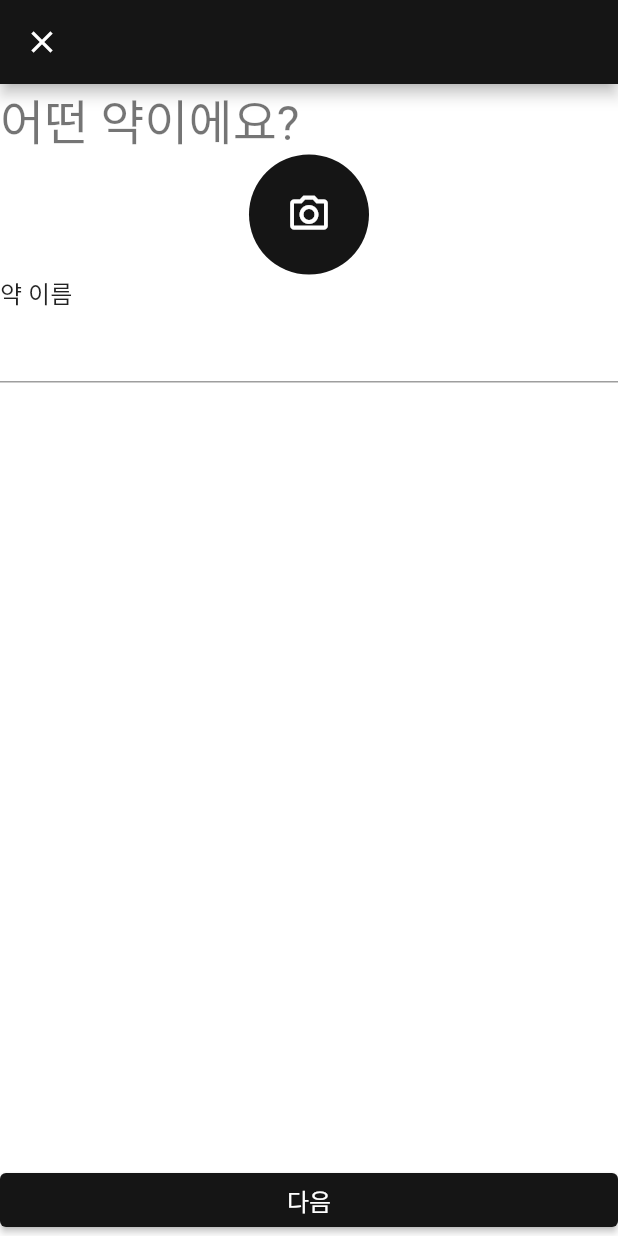
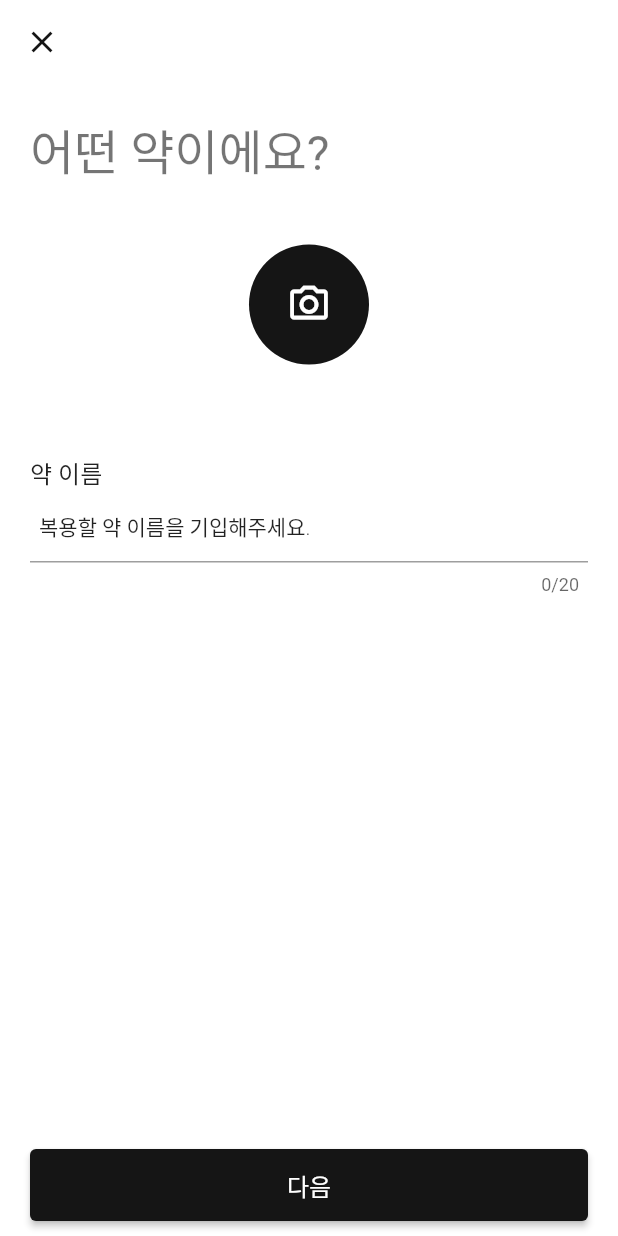
Before and after one commit to CodeMath/Flutter_Apps_Modo_Example_study, a Flutter app: the AddMedicinepage screen opened directly, on a phone screen of 412 x 824 dp. Run offline on Flutter 3.47's test engine with Material 2 defaults, Android fonts, the phone set to English and light mode, and no system bars; Roboto replaces fonts that are missing (BMYEONSUNG).

Commit message:
약 페이지 디자인 | theme 업데이트 | 공통 여백값 constatns 생성

```diff
--- /dev/null
+++ b/lib/components/modo_constants.dart
@@ -0,0 +1,28 @@
+import 'package:flutter/material.dart';
+
+/// 20.0
+const double regularSpace = 20.0;
+
+/// 40.0
+const double largeSpace = 40.0;
+
+/// 10.0
+const double smallSpace = 10.0;
+
+/// 48.0
+const double submitButtonHeight = 48.0;
+
+/// `all`
+/// 20.0
+const EdgeInsetsGeometry pagePadding = EdgeInsets.all(20.0);
+
+/// `symmetirc`
+/// horizontal: 6
+const EdgeInsetsGeometry textFieldContentPadding =
+    EdgeInsets.symmetric(horizontal: 6);
+
+/// `symmetirc`
+/// horizontal: 20
+/// vertical: 10
+const EdgeInsetsGeometry submitButtonBoxPadding =
+    EdgeInsets.symmetric(horizontal: 20, vertical: 10);
--- a/lib/components/modo_themes.dart
+++ b/lib/components/modo_themes.dart
@@ -8,6 +8,7 @@ class ModoTheme {
       scaffoldBackgroundColor: Colors.white,
       splashColor: Colors.white,
       textTheme: _textTheme,
+      appBarTheme: _appBarTheme,
       brightness: Brightness.light);
 
   static ThemeData get darkTheme => ThemeData(
@@ -17,6 +18,12 @@ class ModoTheme {
       textTheme: _textTheme,
       brightness: Brightness.dark);
 
+  static const AppBarTheme _appBarTheme = AppBarTheme(
+      backgroundColor: Colors.white,
+      iconTheme: IconThemeData(color: ModoColors.primaryColor),
+      // 상단 바 경계선 삭제
+      elevation: 0);
+
   static const TextTheme _textTheme = TextTheme(
       headline4: TextStyle(fontSize: 32, fontWeight: FontWeight.w400),
       subtitle1: TextStyle(fontSize: 16, fontWeight: FontWeight.w500),
--- a/lib/pages/add/add_medicine_page.dart
+++ b/lib/pages/add/add_medicine_page.dart
@@ -1,8 +1,22 @@
 import 'package:flutter/cupertino.dart';
 import 'package:flutter/material.dart';
+import 'package:modo/components/modo_constants.dart';
 
-class AddMedicinepage extends StatelessWidget {
+class AddMedicinepage extends StatefulWidget {
   const AddMedicinepage({super.key});
+
+  @override
+  State<AddMedicinepage> createState() => _AddMedicinepageState();
+}
+
+class _AddMedicinepageState extends State<AddMedicinepage> {
+  final TextEditingController _nameController = TextEditingController();
+
+  @override
+  void dispose() {
+    _nameController.dispose();
+    super.dispose();
+  }
 
   @override
   Widget build(BuildContext context) {
@@ -14,6 +28,8 @@ class AddMedicinepage extends StatelessWidget {
         onTap: () {
           FocusScope.of(context).unfocus();
         },
+        child: Padding(
+          padding: pagePadding,
           child: Column(
             crossAxisAlignment: CrossAxisAlignment.start,
             children: [
@@ -21,6 +37,7 @@ class AddMedicinepage extends StatelessWidget {
                 "어떤 약이에요?",
                 style: Theme.of(context).textTheme.headline4,
               ),
+              const SizedBox(height: largeSpace),
               Center(
                 child: CircleAvatar(
                   radius: 40,
@@ -31,15 +48,32 @@ class AddMedicinepage extends StatelessWidget {
                   ),
                 ),
               ),
+              const SizedBox(height: largeSpace + regularSpace),
               Text(
                 "약 이름",
                 style: Theme.of(context).textTheme.subtitle1,
               ),
-            TextFormField(),
+              TextFormField(
+                controller: _nameController,
+                maxLength: 20,
+                keyboardType: TextInputType.text,
+                textInputAction: TextInputAction.done,
+                style: Theme.of(context).textTheme.bodyText2,
+                decoration: InputDecoration(
+                  hintText: "복용할 약 이름을 기입해주세요.",
+                  hintStyle: Theme.of(context).textTheme.bodyText2,
+                  contentPadding: textFieldContentPadding,
+                ),
+              ),
             ],
           ),
         ),
+      ),
       bottomNavigationBar: SafeArea(
+        child: Padding(
+          padding: submitButtonBoxPadding,
+          child: SizedBox(
+            height: submitButtonHeight,
             child: ElevatedButton(
               onPressed: () {},
               style: ElevatedButton.styleFrom(
@@ -49,6 +83,8 @@ class AddMedicinepage extends StatelessWidget {
               ),
             ),
           ),
+        ),
+      ),
     );
   }
 }
```
Lines whose indentation alone changed are shown as unchanged.
